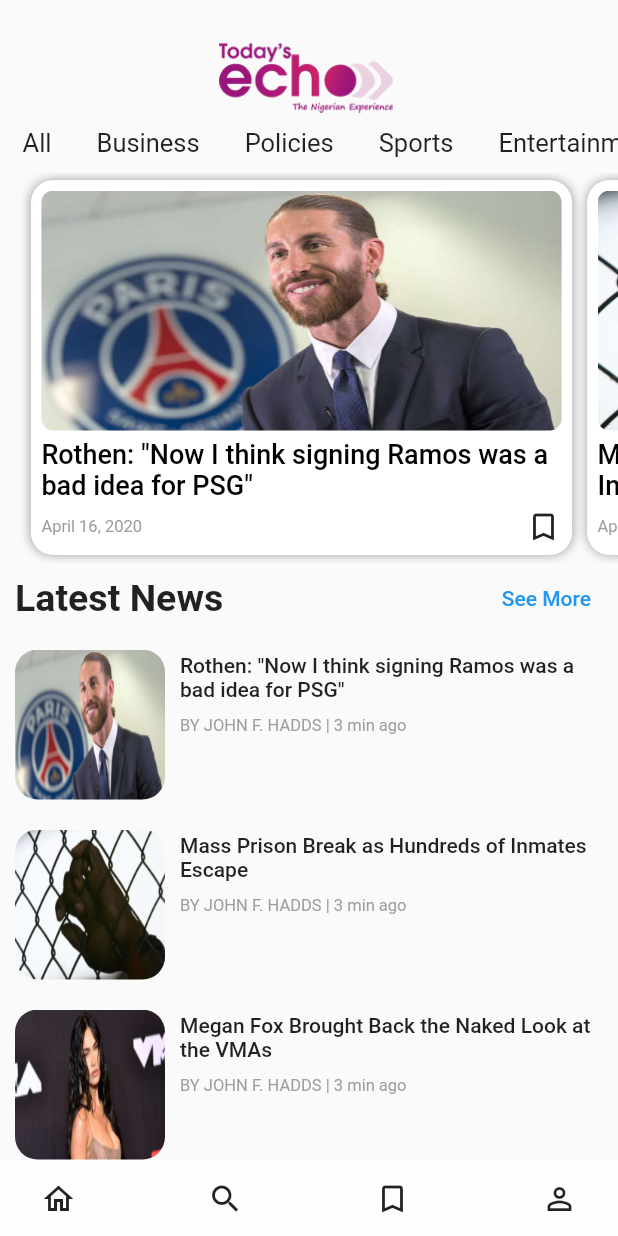
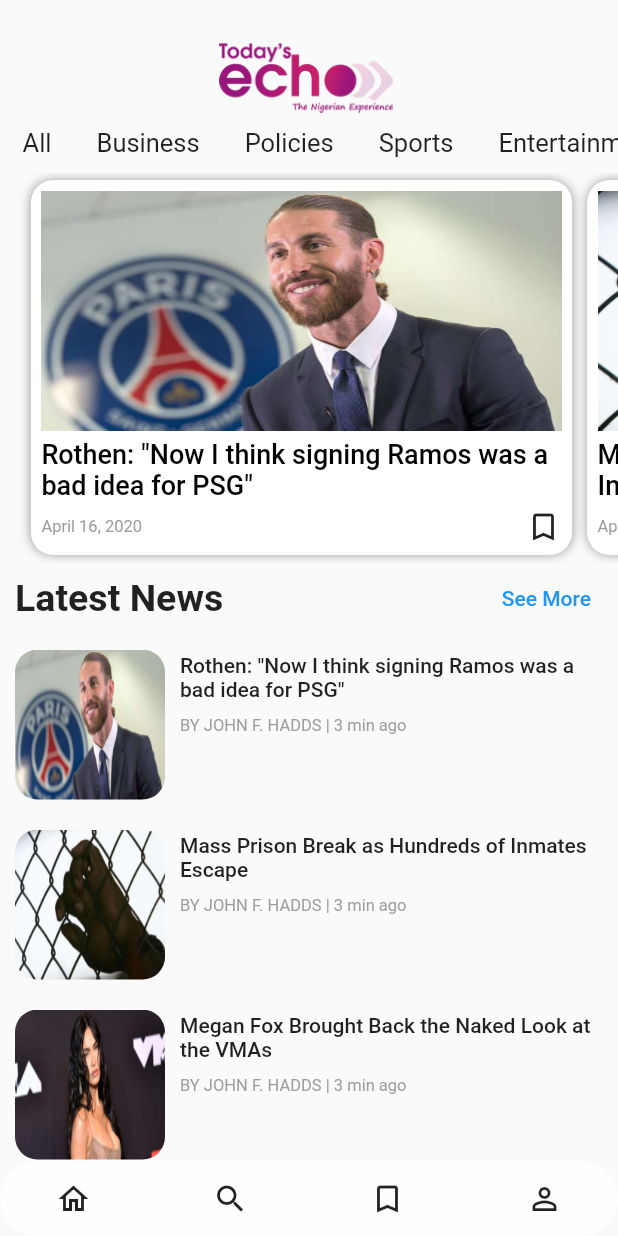
Before and after one commit to Onwuagba/todaysecho, a Flutter app: the screen it shows after launch, on a phone screen of 412 x 824 dp. Run offline on Flutter 3.47's test engine with Material 2 defaults, Android fonts, the light colour scheme and no system bars.

Commit message:
Upadated 27 sept 2021

```diff
--- a/lib/screens/home_screen.dart
+++ b/lib/screens/home_screen.dart
@@ -1,6 +1,7 @@
 import 'package:flutter/material.dart';
 import 'package:todaysecho/config/data_config.dart';
 import 'package:todaysecho/config/palette.dart';
+import 'package:todaysecho/screens/news_view.dart';
 
 class HomeScreen extends StatefulWidget {
   @override
@@ -19,6 +20,15 @@
     "Technology",
     "Photography",
   ];
+
+  _showNewsInfo(Data _data) {
+    Navigator.push(
+        context,
+        MaterialPageRoute(
+            builder: (context) => NewsView(
+                  data: _data,
+                )));
+  }
 
   @override
   Widget build(BuildContext context) {
@@ -96,13 +106,26 @@
                   crossAxisAlignment: CrossAxisAlignment.start,
                   children: [
                     Container(
-                      height: 160,
+                      width: double.infinity,
                       decoration: BoxDecoration(
-                          borderRadius: BorderRadius.all(Radius.circular(8)),
-                          image: DecorationImage(
-                              fit: BoxFit.fill,
-                              image: AssetImage(
-                                  'assets/images/${data[index].image}'))),
+                        borderRadius: BorderRadius.all(
+                          Radius.circular(8),
+                        ),
+                      ),
+                      child: Hero(
+                        tag: data[index].image ?? "No name",
+                        child: GestureDetector(
+                          onTap: () {
+                            _showNewsInfo(data[index]);
+                          },
+                          child: Image(
+                            fit: BoxFit.fill,
+                            image: AssetImage(
+                                'assets/images/${data[index].image}'),
+                            height: 160,
+                          ),
+                        ),
+                      ),
                     ),
                     Padding(
                       padding: const EdgeInsets.symmetric(vertical: 5),
--- a/lib/screens/main_screens.dart
+++ b/lib/screens/main_screens.dart
@@ -25,11 +25,12 @@
   Container _navigationBar(BuildContext context) {
     AppProvider _appProvider = Provider.of<AppProvider>(context, listen: false);
     return Container(
-      padding: EdgeInsets.symmetric(horizontal: 15),
+      padding: EdgeInsets.symmetric(horizontal: 25),
       height: 50,
-      width: screenSizeWidth(context),
+      width: double.infinity,
       decoration: BoxDecoration(
         color: Color(0xe3ffffff),
+        borderRadius: BorderRadius.all(Radius.circular(25)),
       ),
       child: Row(
         mainAxisAlignment: MainAxisAlignment.spaceBetween,
```
Also changed, not shown: lib/screens/news_view.dart (+88 -0 lines).
